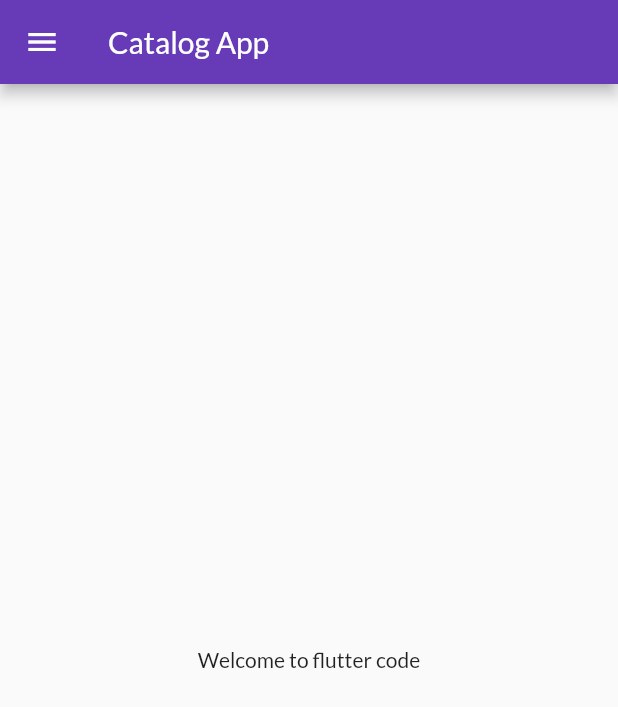
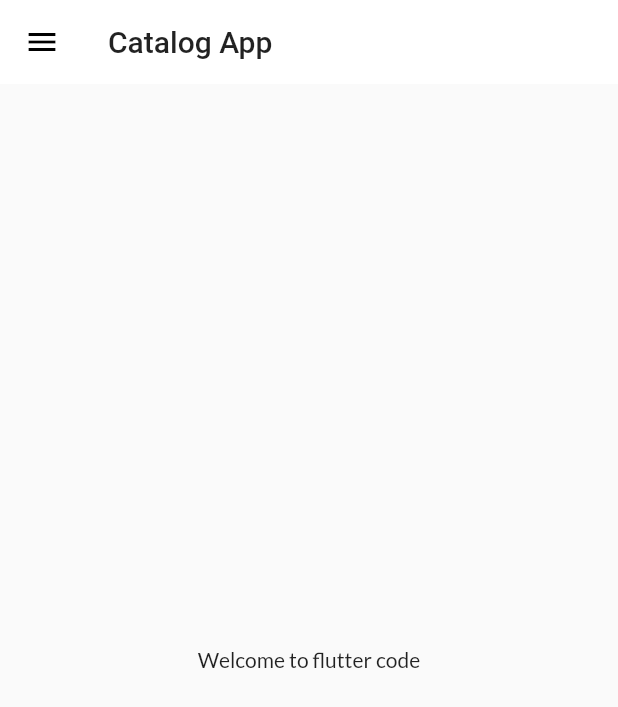
Before and after one commit to Rakesh-swain/flutter_catalog, a Flutter app: the HomeScreen screen opened by its route, on a phone screen of 412 x 824 dp. Shown: the top 707 px of the screen. Run offline on Flutter 3.47's test engine with Material 2 defaults, Android fonts, the phone set to English and light mode, and no system bars; our stand-ins replace google_fonts.

Commit message:
theme extracted

```diff
--- a/lib/main.dart
+++ b/lib/main.dart
@@ -1,5 +1,5 @@
 import 'package:flutter/material.dart';
-import 'package:google_fonts/google_fonts.dart';
+import './widgets/themes.dart';
 import './screens/login_screen.dart';
 import './screens/home_screen.dart';
 
@@ -12,13 +12,8 @@ class MyApp extends StatelessWidget {
       debugShowCheckedModeBanner: false,
       title: 'Catalog App',
       themeMode: ThemeMode.light,
-      // darkTheme:
-      //     ThemeData(brightness: Brightness.light, primarySwatch: Colors.green),
-      theme: ThemeData(
-        primarySwatch: Colors.deepPurple,
-        fontFamily: GoogleFonts.lato().fontFamily,
-      ),
-      //initialRoute: '/',
+      theme: MyTheme.lightTheme(context),
+      darkTheme: MyTheme.darkTheme(context),
       routes: {
         '/home_screen': (context) => HomeScreen(),
         '/': (context) => LoginScreen(),
--- /dev/null
+++ b/lib/widgets/themes.dart
@@ -0,0 +1,19 @@
+import 'package:flutter/material.dart';
+import 'package:google_fonts/google_fonts.dart';
+
+class MyTheme {
+  static ThemeData lightTheme(BuildContext context) => ThemeData(
+        primarySwatch: Colors.deepPurple,
+        fontFamily: GoogleFonts.lato().fontFamily,
+        appBarTheme: AppBarTheme(
+          color: Colors.white,
+          elevation: 0,
+          iconTheme: const IconThemeData(color: Colors.black),
+          toolbarTextStyle: Theme.of(context).textTheme.bodyText2,
+          titleTextStyle: Theme.of(context).textTheme.headline6,
+        ),
+      );
+  static ThemeData darkTheme(BuildContext context) => ThemeData(
+        brightness: Brightness.dark,
+      );
+}
```
